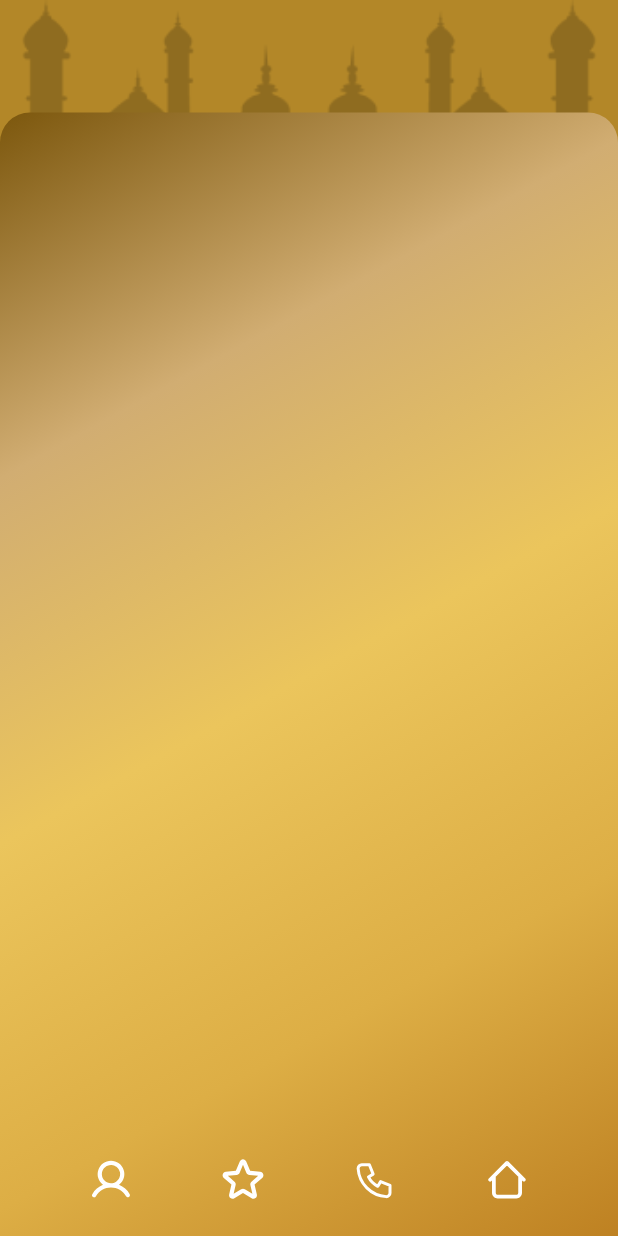
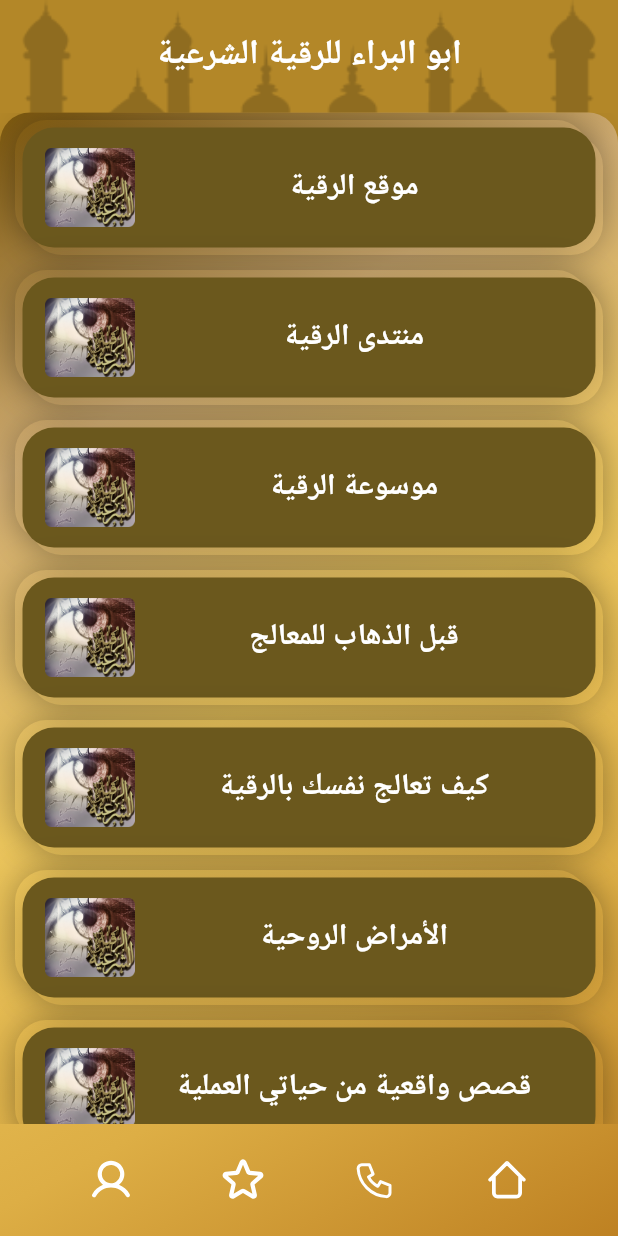
Before and after one commit to razken-hash/ro9ya, a Flutter app: the screen it shows after launch, on a phone screen of 412 x 824 dp. Run offline on Flutter 3.47's test engine with Material 3 defaults, Android fonts, the light colour scheme and no system bars; our stand-ins replace flutter_svg; Roboto replaces fonts that are missing (Arial).

Commit message:
Implement Ro9yaTiles and Launch Urls

```diff
--- a/lib/controllers/navigation_controller.dart
+++ b/lib/controllers/navigation_controller.dart
@@ -2,28 +2,37 @@ import 'dart:collection';
 
 import 'package:flutter/material.dart';
 import 'package:ro9ya/models/view_models/navigation_item.dart';
+import 'package:ro9ya/repositories/ro9ya_repo.dart';
 import 'package:ro9ya/screens/ro9ya_screen.dart';
 
 class NavigationController extends ChangeNotifier {
   final List<NavigationItem> _screens = [
     NavigationItem(
-      screen: const Ro9yaScreen(),
-      label: 'Home',
+      screen: Ro9yaScreen(
+        ro9yaItems: Ro9yaRepo.ro9yaItems,
+      ),
+      label: "ابو البراء للرقية الشرعية",
       icon: 'home',
     ),
     NavigationItem(
-      screen: const Ro9yaScreen(),
-      label: 'Contact',
+      screen: Ro9yaScreen(
+        ro9yaItems: Ro9yaRepo.ro9yaItems,
+      ),
+      label: "ابو البراء للرقية الشرعية",
       icon: 'phone',
     ),
     NavigationItem(
-      screen: const Ro9yaScreen(),
-      label: 'Favorites',
+      screen: Ro9yaScreen(
+        ro9yaItems: Ro9yaRepo.ro9yaItems,
+      ),
+      label: "ابو البراء للرقية الشرعية",
       icon: 'star',
     ),
     NavigationItem(
-      screen: const Ro9yaScreen(),
-      label: 'Profile',
+      screen: Ro9yaScreen(
+        ro9yaItems: Ro9yaRepo.ro9yaItems,
+      ),
+      label: "ابو البراء للرقية الشرعية",
       icon: 'profile',
     ),
   ];
@@ -35,19 +44,27 @@ class NavigationController extends ChangeNotifier {
   UnmodifiableListView get icons =>
       UnmodifiableListView(_screens.map((i) => i.icon).toList().reversed);
 
-  late int currentIndex;
+  late String _currentTitle;
+  String get currentTitle => _currentTitle;
+
+  late int _currentIndex;
+  int get currentIndex => _currentIndex;
 
   late Widget currentScreen;
 
   NavigationController() {
-    currentIndex = 0;
+    _currentIndex = 0;
+    _currentTitle = labels[0];
     currentScreen = screens[currentIndex];
   }
 
-  void navigateTo(Widget screen, {int? index}) {
+  void navigateTo(Widget screen, {String? title, int? index}) {
     currentScreen = screen;
+    if (title != null) {
+      _currentTitle = title;
+    }
     if (index != null) {
-      currentIndex = index;
+      _currentIndex = index;
     }
     notifyListeners();
   }
--- /dev/null
+++ b/lib/controllers/urls_ controller.dart
@@ -0,0 +1,3 @@
+import 'package:flutter/material.dart';
+
+class UrlsController extends ChangeNotifier {}
--- /dev/null
+++ b/lib/models/ro9ya_item.dart
@@ -0,0 +1,7 @@
+class Ro9yaItem {
+  final String label;
+  final String? url;
+  final List<Ro9yaItem>? subItems;
+
+  Ro9yaItem({required this.label, this.url, this.subItems});
+}
--- /dev/null
+++ b/lib/repositories/ro9ya_repo.dart
@@ -0,0 +1,111 @@
+import 'package:ro9ya/models/ro9ya_item.dart';
+
+class Ro9yaRepo {
+  static List<Ro9yaItem> ro9yaItems = [
+    Ro9yaItem(
+      label: "موقع الرقية",
+      url: "https://ruqya.net/",
+    ),
+    Ro9yaItem(
+      label: "منتدى الرقية",
+      url: "https://www.ruqya.net/forum/index.php?",
+    ),
+    Ro9yaItem(
+      label: "موسوعة الرقية",
+      url: "https://www.ruqya.net/mauthat.html",
+    ),
+    Ro9yaItem(
+      label: "قبل الذهاب للمعالج",
+      url: "https://ruqya.net/moalleg.html",
+    ),
+    Ro9yaItem(
+      label: "كيف تعالج نفسك بالرقية",
+      url: "https://ruqya.net/how.html",
+    ),
+    Ro9yaItem(
+      label: "الأمراض الروحية",
+      subItems: [
+        Ro9yaItem(
+          label: "الصرع",
+          url: "https://ruqya.net/sara.html",
+        ),
+        Ro9yaItem(
+          label: "السحر",
+          url: "https://ruqya.net/sehr.html",
+        ),
+        Ro9yaItem(
+          label: "العين والحسد",
+          url: "https://ruqya.net/aen.html",
+        ),
+      ],
+    ),
+    Ro9yaItem(
+      label: "قصص واقعية من حياتي العملية",
+      url: "https://www.ruqya.net/forum/forumdisplay.php?f=139",
+    ),
+    Ro9yaItem(
+      label: "الفرق بين الأمراض الروحية والعضوية",
+      url: "https://ruqya.net/amrath1.html",
+    ),
+    Ro9yaItem(
+      label: "الفرق بين الأمراض الروحية والنفسية",
+      url: "https://ruqya.net/amrath2.html",
+    ),
+    Ro9yaItem(
+      label: "مطويات الرقية",
+      subItems: [
+        Ro9yaItem(
+          label: "كيف تعالج نفسك بالرقية الشرعية",
+          url: "https://youtu.be/alL9x_k_Fb4?feature=shared",
+        ),
+        Ro9yaItem(
+          label: "القول الحر في بيان علاج السحر",
+          url: "https://youtu.be/0qVf3KoD9pE?feature=shared",
+        ),
+        Ro9yaItem(
+          label: "القول المبين في علاج الحسد والعين",
+          url: "https://youtu.be/X1QF9rSQ2YY?feature=shared",
+        ),
+      ],
+    ),
+    Ro9yaItem(
+      label: "حصن المسلم",
+      url:
+          "https://play.google.com/store/apps/details?id=com.hisn.almuslim&hl=ar&gl=US",
+    ),
+    Ro9yaItem(
+      label: "الرقية الشرعية للقراء والمشايخ",
+      subItems: [
+        Ro9yaItem(
+          label: "رقية شرعية للقراء والمشايخ",
+          url:
+              "https://www.tvquran.com/ar/selections/category/6#google_vignette",
+        ),
+        Ro9yaItem(
+          label: "رقية مطولة للشيخ ماهر المعيقلي",
+          url: "https://www.tvquran.com/ar/selection/945",
+        ),
+      ],
+    ),
+    Ro9yaItem(
+      label: "سؤال وجواب في الرقية",
+      url: "https://ruqya.net/forum/showthread.php?p=451797",
+    ),
+    Ro9yaItem(
+      label: "من نحن ( أبو البراء المعاني )",
+      url: "https://ruqya.net/forum/showthread.php?t=714",
+    ),
+    Ro9yaItem(
+      label: "صفحة الفيسبوك",
+      url: "https://m.facebook.com/alruqya?wtsid=rdr_0pPOnc6qim256fEx8",
+    ),
+    Ro9yaItem(
+      label: "قناة اليوتيوب",
+      url: "https://youtube.com/@user-fv3jk6iv7i?feature=shared",
+    ),
+    Ro9yaItem(
+      label: "موقع عيادة ( أبو البراء )",
+      url: "https://goo.gl/maps/98BLp3Zkqb6kCVcd8",
+    ),
+  ];
+}
--- a/lib/screens/ro9ya_nav.dart
+++ b/lib/screens/ro9ya_nav.dart
@@ -10,7 +10,18 @@ class Ro9yaNavScreen extends StatelessWidget {
 
   @override
   Widget build(BuildContext context) {
-    return SafeArea(
+    return Consumer<NavigationController>(
+      builder: (context, navigationController, child) {
+        return PopScope(
+          canPop: false,
+          onPopInvoked: (result) {
+            navigationController.navigateTo(
+              navigationController.screens.first,
+              title: navigationController.labels.first,
+              index: 0,
+            );
+          },
+          child: SafeArea(
             child: Scaffold(
               backgroundColor: mainColor,
               body: Column(
@@ -24,6 +35,17 @@ class Ro9yaNavScreen extends StatelessWidget {
                           fit: BoxFit.cover,
                           alignment: Alignment.topCenter),
                     ),
+                    child: Center(
+                      child: Text(
+                        navigationController.currentTitle,
+                        style: TextStyle(
+                          color: white,
+                          fontFamily: "Arial",
+                          fontSize: 23,
+                          fontWeight: FontWeight.w700,
+                        ),
+                      ),
+                    ),
                   ),
                   //! Content
                   Expanded(
@@ -35,16 +57,15 @@ class Ro9yaNavScreen extends StatelessWidget {
                           top: Radius.circular(20),
                         ),
                       ),
-                child: Consumer<NavigationController>(
-                  builder: (context, navigationController, child) {
-                    return Column(
+                      child: Column(
                         children: [
                           Expanded(
                             child: navigationController.currentScreen,
                           ),
                           //! Nav Bar
                           Container(
-                          padding: const EdgeInsets.symmetric(horizontal: 30.0),
+                            padding:
+                                const EdgeInsets.symmetric(horizontal: 30.0),
                             height: 75,
                             child: Row(
                               mainAxisAlignment: MainAxisAlignment.spaceAround,
@@ -54,6 +75,7 @@ class Ro9yaNavScreen extends StatelessWidget {
                                   onTap: () {
                                     navigationController.navigateTo(
                                       navigationController.screens[index],
+                                      title: navigationController.labels[index],
                                       index: index,
                                     );
                                   },
@@ -69,14 +91,15 @@ class Ro9yaNavScreen extends StatelessWidget {
                             ),
                           ),
                         ],
-                    );
-                  },
                       ),
                     ),
                   ),
                 ],
               ),
             ),
+          ),
+        );
+      },
     );
   }
 }
--- a/lib/screens/ro9ya_screen.dart
+++ b/lib/screens/ro9ya_screen.dart
@@ -1,10 +1,23 @@
 import 'package:flutter/material.dart';
+import 'package:ro9ya/models/ro9ya_item.dart';
+import 'package:ro9ya/screens/widgets/ro9ya_tile.dart';
 
 class Ro9yaScreen extends StatelessWidget {
-  const Ro9yaScreen({super.key});
+  final List<Ro9yaItem> ro9yaItems;
+  const Ro9yaScreen({super.key, required this.ro9yaItems});
 
   @override
   Widget build(BuildContext context) {
-    return const Center();
+    return SingleChildScrollView(
+      child: Column(
+        children: ro9yaItems
+            .map(
+              (ro9yaItem) => Ro9yaTile(
+                ro9yaItem: ro9yaItem,
+              ),
+            )
+            .toList(),
+      ),
+    );
   }
 }
--- a/lib/screens/widgets/ro9ya_item.dart
+++ /dev/null
@@ -1,10 +0,0 @@
-import 'package:flutter/material.dart';
-
-class Ro9yaItem extends StatelessWidget {
-  const Ro9yaItem({super.key});
-
-  @override
-  Widget build(BuildContext context) {
-    return Container();
-  }
-}
--- /dev/null
+++ b/lib/screens/widgets/ro9ya_tile.dart
@@ -0,0 +1,88 @@
+import 'package:flutter/material.dart';
+import 'package:provider/provider.dart';
+import 'package:ro9ya/controllers/navigation_controller.dart';
+import 'package:ro9ya/models/ro9ya_item.dart';
+import 'package:ro9ya/screens/ro9ya_screen.dart';
+import 'package:ro9ya/utils/assets.dart';
+import 'package:ro9ya/utils/colors.dart';
+import 'package:ro9ya/utils/url_manager.dart';
+
+class Ro9yaTile extends StatelessWidget {
+  final Ro9yaItem ro9yaItem;
+
+  const Ro9yaTile({super.key, required this.ro9yaItem});
+
+  @override
+  Widget build(BuildContext context) {
+    return InkWell(
+      onTap: () async {
+        if (ro9yaItem.url != null) {
+          //! Launch URL
+          UrlManager.manageUrl(ro9yaItem.url);
+        } else if (ro9yaItem.subItems != null) {
+          Provider.of<NavigationController>(context, listen: false).navigateTo(
+            Ro9yaScreen(
+              ro9yaItems: ro9yaItem.subItems!,
+            ),
+            title: ro9yaItem.label,
+            index: 3,
+          );
+        }
+      },
+      child: Container(
+        decoration: BoxDecoration(
+          borderRadius: BorderRadius.circular(21),
+          // border: Border.all(color: altColor, width: 10),
+          color: altColor,
+          boxShadow: const [
+            BoxShadow(
+              color: Colors.black26,
+              offset: Offset(5, 5),
+              blurRadius: 20,
+              blurStyle: BlurStyle.outer,
+              spreadRadius: 0,
+            ),
+            BoxShadow(
+              color: Color(0x44000000),
+              offset: Offset(-5, -5),
+              blurRadius: 20,
+              blurStyle: BlurStyle.outer,
+              spreadRadius: 0,
+            ),
+          ],
+        ),
+        height: 80,
+        width: double.infinity,
+        padding: const EdgeInsets.symmetric(
+          horizontal: 15,
+        ),
+        margin: const EdgeInsets.symmetric(
+          horizontal: 15,
+          vertical: 10,
+        ),
+        child: Row(
+          children: [
+            Image.asset(
+              Assets.imagify("ro9ya"),
+              width: 60,
+            ),
+            Expanded(
+              child: Center(
+                child: Text(
+                  ro9yaItem.label,
+                  textAlign: TextAlign.center,
+                  style: TextStyle(
+                    color: white,
+                    fontFamily: "Arial",
+                    fontSize: 20,
+                    fontWeight: FontWeight.w700,
+                  ),
+                ),
+              ),
+            ),
+          ],
+        ),
+      ),
+    );
+  }
+}
--- /dev/null
+++ b/lib/utils/url_manager.dart
@@ -0,0 +1,23 @@
+import 'dart:developer';
+
+import 'package:url_launcher/url_launcher.dart';
+
+class UrlManager {
+  static void manageUrl(url) async {
+    Uri uri = Uri.parse(url);
+    if (await canLaunchUrl(uri)) {
+      // if (uri.host == "ruqya.net") {
+      //   await launchUrl(uri, mode: LaunchMode.inAppWebView);
+      // } else {
+      try {
+        await launchUrl(uri, mode: LaunchMode.externalNonBrowserApplication);
+      } catch (e) {
+        await launchUrl(uri, mode: LaunchMode.platformDefault);
+        try {} catch (e) {
+          log("An error has been occured");
+        }
+        // }
+      }
+    }
+  }
+}
--- a/pubspec.yaml
+++ b/pubspec.yaml
@@ -14,6 +14,7 @@ dependencies:
     sdk: flutter
   flutter_svg: ^2.0.9
   provider: ^6.1.1
+  url_launcher: ^6.2.1
 
 dev_dependencies:
   flutter_lints: ^2.0.0
```
Also changed, not shown: assets/images/ro9ya.png (renamed from assets/images/icon.png), pubspec.lock, 4 other files. Lines whose indentation alone changed are shown as unchanged.
